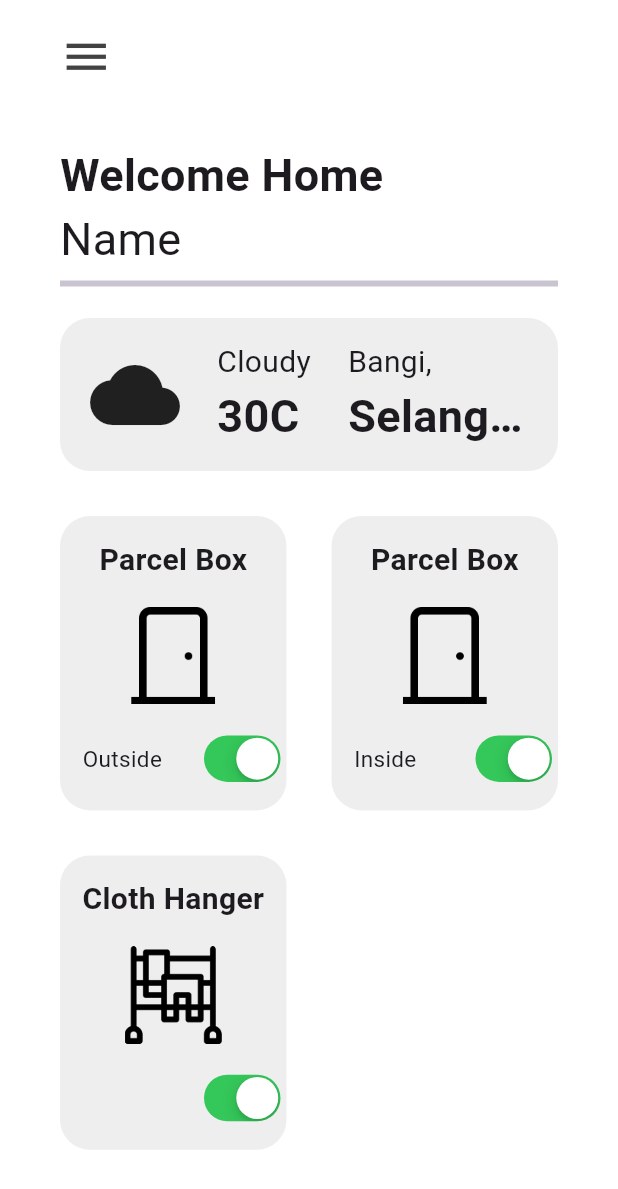
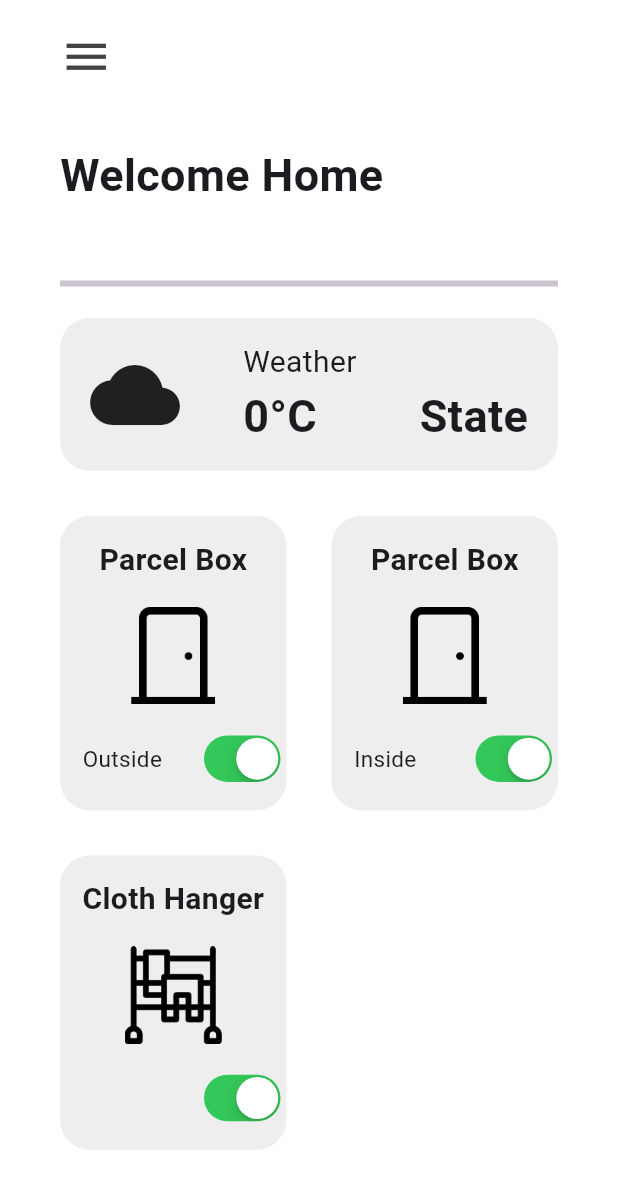
Before and after one commit to maozedoggo/FYP_Smahorz, a Flutter app: the HomePage screen opened directly, on a phone screen of 412 x 824 dp. Shown: the top 1189 px of the screen. Run offline on Flutter 3.47's test engine with Material 3 defaults, Android fonts, the phone set to English and light mode, and no system bars; our stand-ins replace cloud_firestore, firebase_auth, firebase_core; accounts and stored records are empty; network calls fail.

Commit message:
Add Weather Service

```diff
--- /dev/null
+++ b/lib/services/weather_services.dart
@@ -0,0 +1,44 @@
+import 'dart:convert';
+import 'package:cloud_firestore/cloud_firestore.dart';
+import 'package:firebase_auth/firebase_auth.dart';
+import 'package:http/http.dart' as http;
+
+class WeatherService {
+  int currentTemp = 0;
+  int statusID = 0;
+  String? cityName;
+
+  // Fetch city from Firestore
+  Future<void> fetchCity() async {
+    final uid = FirebaseAuth.instance.currentUser?.uid;
+    if (uid == null) return;
+
+    final cityDoc =
+        await FirebaseFirestore.instance.collection("users").doc(uid).get();
+
+    if (cityDoc.exists) {
+      cityName = cityDoc.data()?['city'];
+    }
+  }
+
+  // Call OpenWeather API
+  Future<void> callApi() async {
+    if (cityName == null) {
+      throw Exception("City name is required. Call fetchCity() first.");
+    }
+
+    final url =
+        "https://api.openweathermap.org/data/2.5/weather?q=$cityName,my&units=metric&appid=b9cbaf8d1d6ed70083c41adcc8a0da72";
+
+    final uri = Uri.parse(url);
+    final response = await http.get(uri);
+
+    if (response.statusCode == 200) {
+      final json = jsonDecode(response.body);
+      currentTemp = (json['main']['temp']).round();
+      statusID = json['weather'][0]['id'];
+    } else {
+      throw Exception("Failed to load weather data: ${response.statusCode}");
+    }
+  }
+}
--- a/lib/views/pages/home_page.dart
+++ b/lib/views/pages/home_page.dart
@@ -1,5 +1,7 @@
+import 'package:cloud_firestore/cloud_firestore.dart';
+import 'package:firebase_auth/firebase_auth.dart';
 import 'package:flutter/material.dart';
-import 'package:http/http.dart' as http;
+import 'package:smart_horizon_home/services/weather_services.dart';
 import 'package:smart_horizon_home/ui/view_devices.dart';
 import 'package:smart_horizon_home/views/pages/smart-devices/clothe_hanger.dart';
 import 'package:smart_horizon_home/views/pages/smart-devices/parcel_inside.dart';
@@ -13,6 +15,9 @@ class HomePage extends StatefulWidget {
 }
 
 class _HomePageState extends State<HomePage> {
+  // Access weather service class
+  final WeatherService weatherAPI = WeatherService();
+
   // Padding's variables
   final double horizontalPadding = 40.0;
   final double verticalPadding = 20.0;
@@ -31,6 +36,32 @@ class _HomePageState extends State<HomePage> {
     ClotheHanger(),
   ];
 
+  bool _isLoadingWeather = true;
+  String _cityName = "";
+  int _temp = 0;
+
+  @override
+  void initState() {
+    super.initState();
+    _loadWeather();
+  }
+
+  Future<void> _loadWeather() async {
+    try {
+      await weatherAPI.fetchCity();
+      await weatherAPI.callApi();
+
+      setState(() {
+        _cityName = weatherAPI.cityName ?? "Unknown";
+        _temp = weatherAPI.currentTemp;
+        _isLoadingWeather = false;
+      });
+    } catch (e) {
+      setState(() => _isLoadingWeather = false);
+      debugPrint("Error loading weather: $e");
+    }
+  }
+
   // Smart Device Switch
   void powerSwitchChanged(bool value, int index) {
     setState(() {
@@ -40,6 +71,8 @@ class _HomePageState extends State<HomePage> {
 
   @override
   Widget build(BuildContext context) {
+    final uid = FirebaseAuth.instance.currentUser?.uid;
+
     return Scaffold(
       body: SafeArea(
         child: Column(
@@ -64,12 +97,44 @@ class _HomePageState extends State<HomePage> {
               padding: EdgeInsets.symmetric(horizontal: horizontalPadding),
               child: Column(
                 crossAxisAlignment: CrossAxisAlignment.start,
-                children: const [
-                  Text(
+                children: [
+                  const Text(
                     "Welcome Home",
                     style: TextStyle(fontSize: 30, fontWeight: FontWeight.bold),
                   ),
-                  Text("Name", style: TextStyle(fontSize: 30)),
+
+                  if (uid != null)
+                    StreamBuilder<DocumentSnapshot>(
+                      stream: FirebaseFirestore.instance
+                          .collection("users")
+                          .doc(uid)
+                          .snapshots(),
+                      builder: (context, snapshot) {
+                        if (snapshot.connectionState ==
+                            ConnectionState.waiting) {
+                          return const Text(
+                            "...",
+                            style: TextStyle(fontSize: 30),
+                          );
+                        }
+                        if (!snapshot.hasData || !snapshot.data!.exists) {
+                          return const Text(
+                            "No username",
+                            style: TextStyle(fontSize: 30),
+                          );
+                        }
+
+                        final data =
+                            snapshot.data!.data() as Map<String, dynamic>?;
+
+                        return Text(
+                          data?['username'] ?? "",
+                          style: const TextStyle(fontSize: 30),
+                        );
+                      },
+                    )
+                  else
+                    const Text("Not logged in", style: TextStyle(fontSize: 30)),
                 ],
               ),
             ),
@@ -80,33 +145,43 @@ class _HomePageState extends State<HomePage> {
               child: Divider(thickness: 4),
             ),
 
-            // Weather UI - Reduced vertical padding
+            // Weather UI
             Padding(
               padding: EdgeInsets.symmetric(
                 horizontal: horizontalPadding,
-                vertical: 15, // Reduced from 15
+                vertical: 15,
               ),
               child: Container(
-                padding: EdgeInsets.symmetric(horizontal: 20, vertical: 15),
+                padding: const EdgeInsets.symmetric(
+                  horizontal: 20,
+                  vertical: 15,
+                ),
                 decoration: BoxDecoration(
                   color: Colors.grey[200],
                   borderRadius: BorderRadius.circular(20),
                 ),
-                child: Row(
+                child: _isLoadingWeather
+                    ? const Center(child: CircularProgressIndicator())
+                    : Row(
                         mainAxisAlignment: MainAxisAlignment.spaceBetween,
                         crossAxisAlignment: CrossAxisAlignment.center,
                         children: [
-                    // Weather Icon
+                          // Weather Icon (placeholder for now)
                           Icon(Icons.cloud, size: 60),
 
                           // Temperature
                           Column(
                             crossAxisAlignment: CrossAxisAlignment.start,
-                      children: const [
-                        Text("Cloudy", style: TextStyle(fontSize: 20)),
+                            children: [
+                              const Text(
+                                "Weather",
+                                style: TextStyle(fontSize: 20),
+                              ),
+
+                              // Display temperature
                               Text(
-                          "30C",
-                          style: TextStyle(
+                                "$_temp°C",
+                                style: const TextStyle(
                                   fontSize: 30,
                                   fontWeight: FontWeight.bold,
                                 ),
@@ -114,17 +189,20 @@ class _HomePageState extends State<HomePage> {
                             ],
                           ),
 
-                    // Location (constrained so it won’t overflow)
+                          // Location
                           ConstrainedBox(
-                      constraints: BoxConstraints(
-                        maxWidth: 120,
-                      ), // tweak width to your liking
+                            constraints: const BoxConstraints(maxWidth: 120),
                             child: Column(
                               crossAxisAlignment: CrossAxisAlignment.start,
-                        children: const [
-                          Text("Bangi,", style: TextStyle(fontSize: 20)),
+                              children: [
+                                // Display City
                                 Text(
-                            "Selangor",
+                                  _cityName,
+                                  style: const TextStyle(fontSize: 20),
+                                ),
+                                // State | District
+                                const Text(
+                                  "State",
                                   style: TextStyle(
                                     fontSize: 30,
                                     fontWeight: FontWeight.bold,
@@ -140,13 +218,11 @@ class _HomePageState extends State<HomePage> {
               ),
             ),
 
-            // Smart devices grid - Reduced vertical padding
+            // Smart devices grid
             Expanded(
               child: GridView.builder(
                 physics: const NeverScrollableScrollPhysics(),
-                padding: const EdgeInsets.symmetric(
-                  horizontal: 25,
-                ), // Reduced vertical padding
+                padding: const EdgeInsets.symmetric(horizontal: 25),
                 itemCount: smartDevices.length,
                 gridDelegate: const SliverGridDelegateWithFixedCrossAxisCount(
                   crossAxisCount: 2,
@@ -155,7 +231,6 @@ class _HomePageState extends State<HomePage> {
                 itemBuilder: (context, index) {
                   return GestureDetector(
                     onTap: () {
-                      // Navigate to corresponding page using the list
                       Navigator.push(
                         context,
                         MaterialPageRoute(
```
Also changed, not shown: lib/views/pages/login/login_page.dart (+10 -0 lines). Lines whose indentation alone changed are shown as unchanged.
